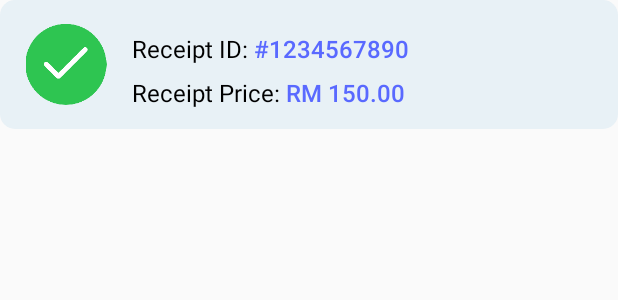
After one commit to huizhen17/SalonApp, an Android app: the layout activity_single_history.xml on its own in the app's theme, with its tools: preview values and no code run, on a phone screen of 412 x 824 dp. The commit adds this screen. Shown: the top 300 px of the screen. Run offline under Robolectric (Android 15) with nearby library versions, the phone set to English and light mode, and no system bars.

Commit message:
Left Tracking Part & Payment

```diff
--- a/app/src/main/java/com/example/salonapp/OrderConfirmation.java
+++ b/app/src/main/java/com/example/salonapp/OrderConfirmation.java
@@ -48,6 +48,7 @@ public class OrderConfirmation extends AppCompatActivity {
         latitude = bundle.getString("latitude",latitude);
         longitude = bundle.getString("longitude",longitude);
 
+        mtvMyOrderNo.setText(orderID);
         mtvMyOrderDate.setText(date);
         mtvMyOrderTime.setText(time);
         mtvMyOrderAddress.setText(address);
@@ -62,7 +63,8 @@ public class OrderConfirmation extends AppCompatActivity {
         Toast.makeText(OrderConfirmation.this,"Order Sent!",Toast.LENGTH_SHORT).show();
         status = "pending";
 
-        OrderDetail orderDetail = new OrderDetail(date,time,status,amount,latitude,longitude,address,link,workerID);
+        Toast.makeText(OrderConfirmation.this,"Order ID:" + orderID,Toast.LENGTH_SHORT).show();
+        OrderDetail orderDetail = new OrderDetail(orderID,date,time,status,amount,latitude,longitude,address,link,workerID);
 
         //Save order detail to firebase
         DocumentReference documentReference = db.collection("userDetail").document(userID).collection("orderDetail").document(orderID);
@@ -83,6 +85,6 @@ public class OrderConfirmation extends AppCompatActivity {
         newBundle.putString("orderID", orderID);
         HomeFragment objects = new HomeFragment();
         objects.setArguments(newBundle);
-
+        finish();
     }
 }
--- /dev/null
+++ b/app/src/main/res/layout/activity_single_history.xml
@@ -0,0 +1,108 @@
+<?xml version="1.0" encoding="utf-8"?>
+<RelativeLayout xmlns:android="http://schemas.android.com/apk/res/android"
+    xmlns:app="http://schemas.android.com/apk/res-auto"
+    xmlns:tools="http://schemas.android.com/tools"
+    android:layout_width="match_parent"
+    android:layout_height="wrap_content">
+
+    <androidx.constraintlayout.widget.ConstraintLayout
+        android:layout_width="match_parent"
+        android:layout_height="wrap_content"
+        android:background="@drawable/dialog_bg">
+
+        <ImageView
+            android:id="@+id/imageView2"
+            android:layout_width="56dp"
+            android:layout_height="54dp"
+            android:layout_marginBottom="16dp"
+            android:layout_marginStart="16dp"
+            android:layout_marginTop="16dp"
+            app:layout_constraintBottom_toBottomOf="parent"
+            app:layout_constraintEnd_toEndOf="parent"
+            app:layout_constraintHorizontal_bias="0.0"
+            app:layout_constraintStart_toStartOf="parent"
+            app:layout_constraintTop_toTopOf="parent"
+            app:layout_constraintVertical_bias="0.0"
+            app:srcCompat="@drawable/circle_tick" />
+
+        <TextView
+            android:id="@+id/tvOrderItemName2"
+            android:layout_width="wrap_content"
+            android:layout_height="21dp"
+            android:layout_marginTop="8dp"
+            android:fontFamily="sans-serif"
+            android:text="Receipt Price:"
+            android:textColor="@color/design_default_color_on_secondary"
+            android:textSize="16sp"
+            app:layout_constraintBottom_toBottomOf="@+id/imageView2"
+            app:layout_constraintEnd_toEndOf="@+id/tvOrderItemName"
+            app:layout_constraintHorizontal_bias="0.0"
+            app:layout_constraintStart_toStartOf="@+id/tvOrderItemName"
+            app:layout_constraintTop_toBottomOf="@+id/tvOrderItemName"
+            app:layout_constraintVertical_bias="0.0" />
+
+        <TextView
+            android:id="@+id/receiptID"
+            android:layout_width="wrap_content"
+            android:layout_height="wrap_content"
+            android:layout_marginStart="4dp"
+            android:fontFamily="sans-serif-medium"
+            android:text="#1234567890"
+            android:textColor="@color/colorPrimary"
+            android:textSize="16sp"
+            app:layout_constraintBottom_toBottomOf="@+id/tvOrderItemName"
+            app:layout_constraintEnd_toEndOf="parent"
+            app:layout_constraintHorizontal_bias="0.0"
+            app:layout_constraintStart_toEndOf="@+id/tvOrderItemName"
+            app:layout_constraintTop_toTopOf="@+id/tvOrderItemName"
+            app:layout_constraintVertical_bias="0.0" />
+
+        <TextView
+            android:id="@+id/textView42"
+            android:layout_width="wrap_content"
+            android:layout_height="wrap_content"
+            android:layout_marginStart="4dp"
+            android:fontFamily="sans-serif-medium"
+            android:text="RM"
+            android:textColor="@color/colorPrimary"
+            android:textSize="16sp"
+            app:layout_constraintBaseline_toBaselineOf="@+id/tvOrderItemName2"
+            app:layout_constraintEnd_toEndOf="parent"
+            app:layout_constraintHorizontal_bias="0.0"
+            app:layout_constraintStart_toEndOf="@+id/tvOrderItemName2" />
+
+        <TextView
+            android:id="@+id/receiptPrice"
+            android:layout_width="wrap_content"
+            android:layout_height="wrap_content"
+            android:layout_marginEnd="32dp"
+            android:layout_marginStart="4dp"
+            android:fontFamily="sans-serif-medium"
+            android:text="150.00"
+            android:textColor="@color/colorPrimary"
+            android:textSize="16sp"
+            app:layout_constraintBaseline_toBaselineOf="@+id/tvOrderItemName2"
+            app:layout_constraintEnd_toEndOf="parent"
+            app:layout_constraintHorizontal_bias="0.0"
+            app:layout_constraintStart_toEndOf="@+id/textView42" />
+
+        <TextView
+            android:id="@+id/tvOrderItemName"
+            android:layout_width="wrap_content"
+            android:layout_height="21dp"
+            android:layout_marginStart="16dp"
+            android:layout_marginTop="5dp"
+            android:fontFamily="sans-serif"
+            android:text="Receipt ID:"
+            android:textColor="@color/design_default_color_on_secondary"
+            android:textSize="16sp"
+            app:layout_constraintBottom_toBottomOf="@+id/imageView2"
+            app:layout_constraintEnd_toEndOf="parent"
+            app:layout_constraintHorizontal_bias="0.0"
+            app:layout_constraintStart_toEndOf="@+id/imageView2"
+            app:layout_constraintTop_toTopOf="@+id/imageView2"
+            app:layout_constraintVertical_bias="0.0" />
+
+    </androidx.constraintlayout.widget.ConstraintLayout>
+
+</RelativeLayout>
```
Also changed, not shown: app/src/main/AndroidManifest.xml (+5 -7 lines), app/src/main/java/com/example/salonapp/HistoryAdapter.java (added, +72 -0 lines), app/src/main/java/com/example/salonapp/HistoryFragment.java (+26 -44 lines), app/src/main/java/com/example/salonapp/HomeFragment.java (+21 -3 lines), app/src/main/java/com/example/salonapp/OrderDetail.java (+11 -5 lines), app/src/main/res/drawable-anydpi/ic_bn_phone.xml (added, +11 -0 lines), app/src/main/res/layout/fragment_history.xml (+20 -3 lines), app/src/main/res/layout/fragment_home.xml (+27 -0 lines), app/src/main/res/drawable-hdpi/ic_bn_phone.png (added), app/src/main/res/drawable-mdpi/ic_bn_phone.png (added), app/src/main/res/drawable-xhdpi/ic_bn_phone.png (added), app/src/main/res/drawable-xxhdpi/ic_bn_phone.png (added).
